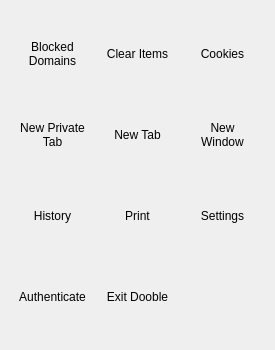
textbrowser/dooble, file 2.x/UI/dooble_popup_menu.ui: the form before one commit.
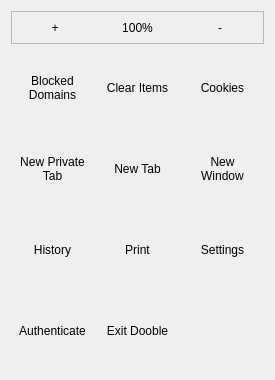
The form after the commit. Icons and pictures are not drawn.

Diff of the .ui file:
```diff
--- a/2.x/UI/dooble_popup_menu.ui
+++ b/2.x/UI/dooble_popup_menu.ui
@@ -7,7 +7,7 @@
     <x>0</x>
     <y>0</y>
     <width>275</width>
-    <height>350</height>
+    <height>380</height>
    </rect>
   </property>
   <property name="windowTitle">
@@ -18,6 +18,93 @@
     <normaloff>:/Logo/dooble.png</normaloff>:/Logo/dooble.png</iconset>
   </property>
   <layout class="QVBoxLayout" name="verticalLayout">
+   <item>
+    <widget class="QFrame" name="zoom_frame">
+     <property name="sizePolicy">
+      <sizepolicy hsizetype="Preferred" vsizetype="Fixed">
+       <horstretch>0</horstretch>
+       <verstretch>0</verstretch>
+      </sizepolicy>
+     </property>
+     <property name="frameShape">
+      <enum>QFrame::StyledPanel</enum>
+     </property>
+     <property name="frameShadow">
+      <enum>QFrame::Raised</enum>
+     </property>
+     <layout class="QHBoxLayout" name="horizontalLayout_3">
+      <property name="leftMargin">
+       <number>5</number>
+      </property>
+      <property name="topMargin">
+       <number>5</number>
+      </property>
+      <property name="rightMargin">
+       <number>5</number>
+      </property>
+      <property name="bottomMargin">
+       <number>5</number>
+      </property>
+      <item>
+       <widget class="QToolButton" name="zoom_in">
+        <property name="sizePolicy">
+         <sizepolicy hsizetype="Expanding" vsizetype="Fixed">
+          <horstretch>0</horstretch>
+          <verstretch>0</verstretch>
+         </sizepolicy>
+        </property>
+        <property name="toolTip">
+         <string>Zoom In</string>
+        </property>
+        <property name="text">
+         <string>+</string>
+        </property>
+        <property name="autoRaise">
+         <bool>true</bool>
+        </property>
+       </widget>
+      </item>
+      <item>
+       <widget class="QToolButton" name="zoom_reset">
+        <property name="sizePolicy">
+         <sizepolicy hsizetype="Expanding" vsizetype="Fixed">
+          <horstretch>0</horstretch>
+          <verstretch>0</verstretch>
+         </sizepolicy>
+        </property>
+        <property name="toolTip">
+         <string>Zoom Reset</string>
+        </property>
+        <property name="text">
+         <string>100%</string>
+        </property>
+        <property name="autoRaise">
+         <bool>true</bool>
+        </property>
+       </widget>
+      </item>
+      <item>
+       <widget class="QToolButton" name="zoom_out">
+        <property name="sizePolicy">
+         <sizepolicy hsizetype="Expanding" vsizetype="Fixed">
+          <horstretch>0</horstretch>
+          <verstretch>0</verstretch>
+         </sizepolicy>
+        </property>
+        <property name="toolTip">
+         <string>Zoom Out</string>
+        </property>
+        <property name="text">
+         <string>-</string>
+        </property>
+        <property name="autoRaise">
+         <bool>true</bool>
+        </property>
+       </widget>
+      </item>
+     </layout>
+    </widget>
+   </item>
    <item>
     <layout class="QGridLayout" name="gridLayout">
      <item row="1" column="1">
```
Left out of the diff: 3 changed lines with no effect on the pictures.
